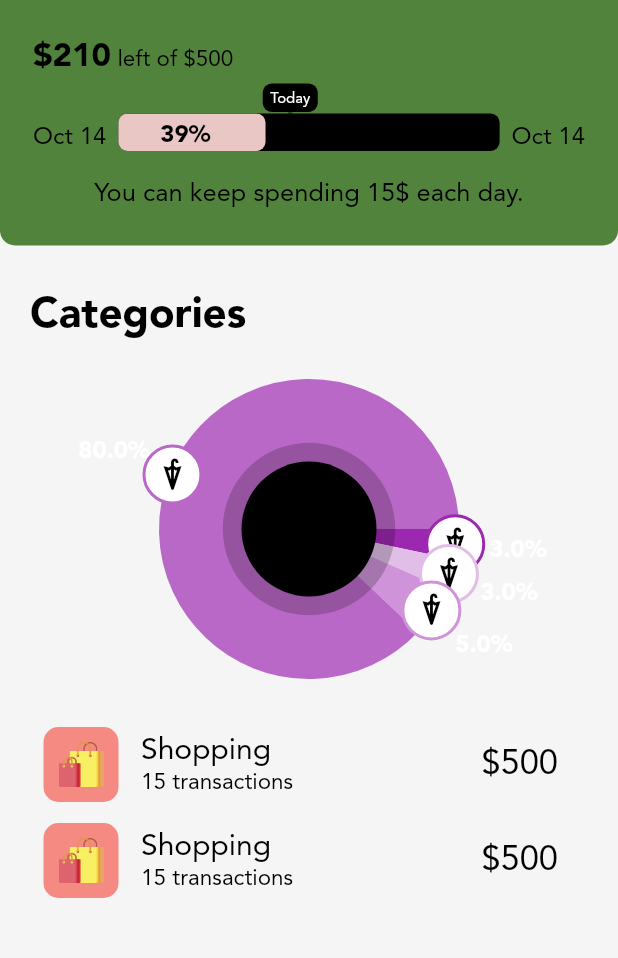
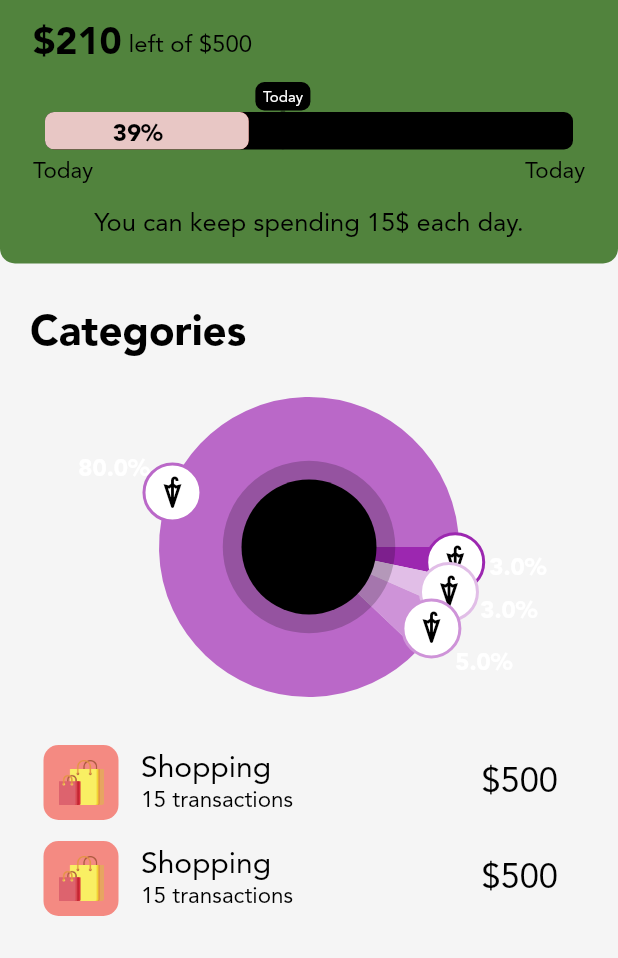
Before and after one commit to jameskokoska/Cashew, a Flutter app: the screen it shows after launch, after a tap on "Budget Name", on a phone screen of 412 x 824 dp, the part 278-1236 px from its top. Run offline on Flutter 3.47's test engine with Material 2 defaults, Android fonts, the phone set to English and light mode, and no system bars; drawn by our look-alikes of fl_chart; our stand-ins replace flutter_sticky_header, math_expressions, modal_bottom_sheet, moor, simple_animations; generated files the repository leaves out were written again.

Commit message:
added more space for budget timeline

```diff
--- a/budget/lib/functions.dart
+++ b/budget/lib/functions.dart
@@ -126,20 +126,8 @@ getWeekDay(currentWeekDay) {
   return weekDays[currentWeekDay];
 }
 
-getWeekDayShort(currentWeekDay) {
-  var weekDays = ['Sun', 'Mon', 'Tues', 'Wed', 'Thurs', 'Fri', 'Sat'];
-  return weekDays[currentWeekDay];
-}
-
-// e.g. Mar 15
-getWordedDateShort(DateTime date) {
-  return DateFormat('MMM d').format(date);
-}
-
-//e.g. Today/yesterday/Tuesday/September 15
-getWordedDate(DateTime date) {
+checkYesterdayTodayTomorrow(DateTime date) {
   DateTime now = DateTime.now();
-
   if (date.day == now.day && date.month == now.month && date.year == now.year) {
     return "Today";
   }
@@ -155,9 +143,42 @@ getWordedDate(DateTime date) {
       date.year == yesterday.year) {
     return "Yesterday";
   }
+
+  return false;
+}
+
+getWeekDayShort(currentWeekDay) {
+  var weekDays = ['Sun', 'Mon', 'Tues', 'Wed', 'Thurs', 'Fri', 'Sat'];
+  return weekDays[currentWeekDay];
+}
+
+// e.g. Today/Yesterday/Tomorrow/Tuesday/ Mar 15
+getWordedDateShort(DateTime date) {
+  if (checkYesterdayTodayTomorrow(date) != false) {
+    return checkYesterdayTodayTomorrow(date);
+  }
+  return DateFormat('MMM d').format(date);
+}
+
+// e.g. Today/Yesterday/Tomorrow/Tuesday/ March 15
+getWordedDateShortMore(DateTime date) {
+  if (checkYesterdayTodayTomorrow(date) != false) {
+    return checkYesterdayTodayTomorrow(date);
+  }
+  return DateFormat('MMMM d').format(date);
+}
+
+//e.g. Today/Yesterday/Tomorrow/Tuesday/ Thursday, September 15
+getWordedDate(DateTime date) {
+  DateTime now = DateTime.now();
+
+  if (checkYesterdayTodayTomorrow(date) != false) {
+    return checkYesterdayTodayTomorrow(date);
+  }
+
   if (now.difference(date).inDays < 4 && now.difference(date).inDays > 0) {
     String weekday = DateFormat('EEEE').format(date);
-    return "$weekday";
+    return weekday;
   }
   return DateFormat.MMMMEEEEd('en_US').format(date).toString();
 }
--- a/budget/lib/pages/budgetPage.dart
+++ b/budget/lib/pages/budgetPage.dart
@@ -45,7 +45,7 @@ class BudgetPage extends StatelessWidget {
           delegate: SliverChildListDelegate(
             [
               Container(
-                padding: EdgeInsets.symmetric(horizontal: 22, vertical: 10),
+                padding: EdgeInsets.symmetric(horizontal: 22, vertical: 0),
                 decoration: BoxDecoration(
                   borderRadius:
                       BorderRadius.vertical(bottom: Radius.circular(10)),
@@ -62,27 +62,27 @@ class BudgetPage extends StatelessWidget {
                             count: budget.spent,
                             prefix: getCurrencyString(),
                             duration: Duration(milliseconds: 1500),
-                            fontSize: 22,
+                            fontSize: 25,
                             textAlign: TextAlign.left,
                             fontWeight: FontWeight.bold,
                             decimals: moneyDecimals(budget.spent),
                           ),
                         ),
                         Container(
-                          padding: const EdgeInsets.only(bottom: 2),
+                          padding: const EdgeInsets.only(bottom: 4.8),
                           child: TextFont(
                             text: " left of " + convertToMoney(budget.total),
-                            fontSize: 15,
+                            fontSize: 16,
                             textAlign: TextAlign.left,
                           ),
                         ),
                       ],
                     ),
-                    Container(height: 5),
+                    Container(height: 10),
                     BudgetTimeline(budget: budget, large: true),
-                    Container(height: 18),
+                    Container(height: 15),
                     DaySpending(budget: budget, large: true),
-                    Container(height: 15),
+                    Container(height: 17),
                   ],
                 ),
               ),
--- a/budget/lib/widgets/budgetContainer.dart
+++ b/budget/lib/widgets/budgetContainer.dart
@@ -185,10 +185,14 @@ class BudgetTimeline extends StatelessWidget {
 
   @override
   Widget build(BuildContext context) {
-    return Row(
+    return Column(
+      children: [
+        Row(
           crossAxisAlignment: CrossAxisAlignment.end,
           children: [
-        TextFont(
+            large
+                ? Container()
+                : TextFont(
                     text: getWordedDateShort(budget.startDate),
                     fontSize: large ? 16 : 12,
                   ),
@@ -200,10 +204,32 @@ class BudgetTimeline extends StatelessWidget {
                 large: large,
               ),
             ),
-        TextFont(
+            large
+                ? Container()
+                : TextFont(
                     text: getWordedDateShort(budget.startDate),
                     fontSize: large ? 16 : 12,
                   ),
+          ],
+        ),
+        large
+            ? Container(
+                padding: EdgeInsets.only(top: 6),
+                child: Row(
+                  mainAxisAlignment: MainAxisAlignment.spaceBetween,
+                  children: [
+                    TextFont(
+                      text: getWordedDateShortMore(budget.startDate),
+                      fontSize: large ? 15 : 12,
+                    ),
+                    TextFont(
+                      text: getWordedDateShortMore(budget.startDate),
+                      fontSize: large ? 15 : 12,
+                    ),
+                  ],
+                ),
+              )
+            : Container()
       ],
     );
   }
```
Lines whose indentation alone changed are shown as unchanged.
